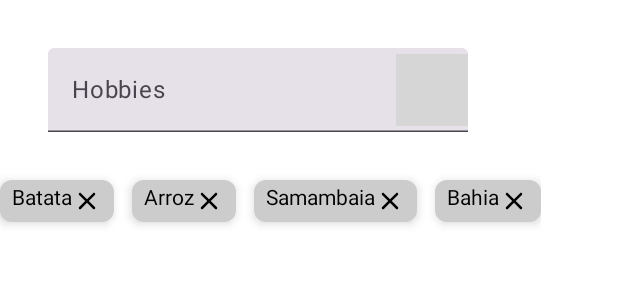
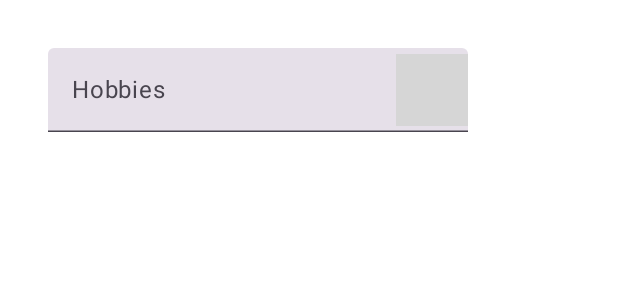
Before and after one commit to rfgvieira/Auau, an Android app built with Jetpack Compose: the @Preview function SelectPreview, on a phone screen of 412 x 824 dp. Shown: the top 300 px of the screen. Run offline under Robolectric (Android 15) with nearby library versions, the phone set to English and light mode, and no system bars; 1 statement that could not run was skipped; grey boxes are pictures that could not be loaded.

Commit message:
refac: state hoisting

```diff
--- a/app/src/main/java/com/rfgvieira/auau/ui/components/DogCard.kt
+++ b/app/src/main/java/com/rfgvieira/auau/ui/components/DogCard.kt
@@ -40,6 +40,7 @@ import com.rfgvieira.auau.utils.DateUtils.Companion.toYear
 fun DogCard(modifier: Modifier, dog: Dog, navigateToDetails: (Dog) -> Unit, onDeleteDog : (Dog) -> Unit) {
     var expandable by remember { mutableStateOf(false) }
     val showDialog = remember { mutableStateOf(false) }
+
     Card(
         modifier = modifier,
         elevation = CardDefaults.cardElevation(defaultElevation = 4.dp)
--- a/app/src/main/java/com/rfgvieira/auau/ui/components/Select.kt
+++ b/app/src/main/java/com/rfgvieira/auau/ui/components/MultipleSelect.kt
@@ -1,6 +1,5 @@
 package com.rfgvieira.auau.ui.components
 
-import android.widget.Toast
 import androidx.compose.foundation.layout.Column
 import androidx.compose.foundation.layout.padding
 import androidx.compose.material.icons.Icons
@@ -14,21 +13,21 @@ import androidx.compose.material3.Text
 import androidx.compose.material3.TextField
 import androidx.compose.runtime.Composable
 import androidx.compose.runtime.getValue
-import androidx.compose.runtime.mutableStateListOf
 import androidx.compose.runtime.mutableStateOf
 import androidx.compose.runtime.remember
 import androidx.compose.runtime.setValue
-import androidx.compose.runtime.snapshots.SnapshotStateList
 import androidx.compose.ui.Modifier
-import androidx.compose.ui.platform.LocalContext
 import androidx.compose.ui.tooling.preview.Preview
 import androidx.compose.ui.unit.dp
 
 @OptIn(ExperimentalMaterial3Api::class)
 @Composable
-fun Select(state: SnapshotStateList<String>, list: List<String>, modifier : Modifier) {
-
-
+fun MultipleSelect(
+    text : String,
+    list: List<String>,
+    modifier: Modifier,
+    onSelectedItem: (String) -> Unit
+) {
     var selectedElement by remember {
         mutableStateOf("")
     }
@@ -37,20 +36,26 @@ fun Select(state: SnapshotStateList<String>, list: List<String>, modifier : Modi
         mutableStateOf(false)
     }
 
-    val context =LocalContext.current
 
     Column {
         ExposedDropdownMenuBox(
             expanded = expanded,
             onExpandedChange = { expanded = !expanded }) {
 
-            TextField(value = selectedElement, onValueChange = {},
+            TextField(value = selectedElement,
+                onValueChange = {},
                 trailingIcon = {
                     Icon(
                         imageVector = if (expanded) Icons.Sharp.ArrowDropUp else Icons.Sharp.ArrowDropDown,
                         contentDescription = "Select Arrow"
                     )
-                }, modifier = modifier.padding(16.dp).menuAnchor(), placeholder = { Text("Hobbies") }, readOnly = true)
+                },
+                modifier = modifier
+                    .padding(16.dp)
+                    .menuAnchor(),
+                placeholder = { Text(text) },
+                readOnly = true
+            )
 
             ExposedDropdownMenu(expanded = expanded, onDismissRequest = { expanded = false }) {
                 list.forEach { item ->
@@ -59,30 +64,21 @@ fun Select(state: SnapshotStateList<String>, list: List<String>, modifier : Modi
                         onClick = {
 
                             selectedElement = item
-                            if(!state.contains(item))
-                                state.add(item)
-                            else
-                                Toast.makeText(context,"Hobby already added", Toast.LENGTH_SHORT).show()
+                            onSelectedItem(item)
                             expanded = false
                         })
 
                 }
             }
         }
-        DisplayTagsEdit(state, Modifier.padding(bottom = 12.dp))
+
     }
 }
-
 
 
 @Composable
 @Preview(showBackground = true)
 fun SelectPreview() {
-    val state = remember {
-        mutableStateListOf<String>()
-    }
     val hobbiesList = listOf("Dig", "Walk", "Bark", "Play", "Sleep", "Pat")
-
-    state.addAll(arrayOf("Batata", "Arroz", "Samambaia", "Bahia"))
-    Select(state = state, hobbiesList, Modifier.padding(16.dp))
+    MultipleSelect( "Hobbies", hobbiesList, Modifier.padding(16.dp), {})
 }
--- a/app/src/main/java/com/rfgvieira/auau/ui/screens/DogListScreen.kt
+++ b/app/src/main/java/com/rfgvieira/auau/ui/screens/DogListScreen.kt
@@ -23,6 +23,9 @@ import com.rfgvieira.auau.ui.components.DogCard
 import com.rfgvieira.auau.ui.viewmodel.DogViewModel
 
 //Tela para listar todos os cachorros cadastrados
+
+
+/*TODO: Placeholder sem foto*/
 @Composable
 fun DogListScreen(viewModel: DogViewModel, navigateToDetails: (Dog) -> Unit) {
     val dogList = viewModel.dogList
```
Also changed, not shown: app/src/main/java/com/rfgvieira/auau/ui/components/DateInput.kt (+12 -2 lines), app/src/main/java/com/rfgvieira/auau/ui/components/TextInput.kt (+4 -5 lines), app/src/main/java/com/rfgvieira/auau/ui/screens/DogAddScreen.kt (+21 -5 lines).
